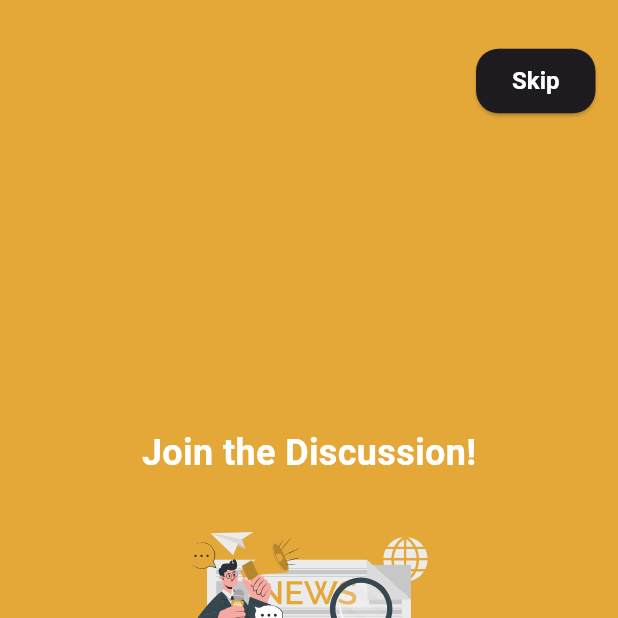
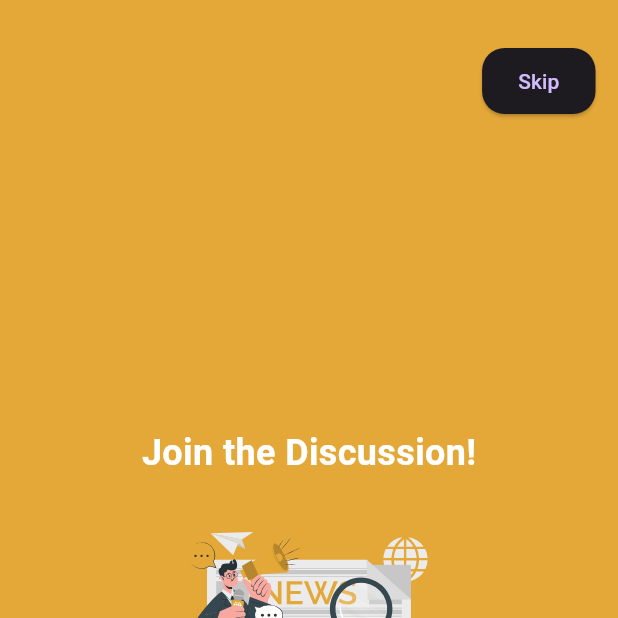
Before and after one commit to codeWizardzz/Mobile-App, a Flutter app: the screen it shows after launch, on a phone screen of 412 x 824 dp, the top half of it. Run offline on Flutter 3.47's test engine with Material 3 defaults, Android fonts, the phone set to English and light mode, and no system bars; drawn by our look-alikes of smooth_page_indicator; our stand-ins replace cloud_firestore, dotted_border, firebase_auth, firebase_core, firebase_storage, flutter_riverpod and 5 more; missing offline and left inert: any_link_preview; accounts and stored records are empty; statements that could not run were skipped.

Commit message:
code refactoring

```diff
--- a/lib/features/auth/screens/onboarding.dart
+++ b/lib/features/auth/screens/onboarding.dart
@@ -84,17 +84,12 @@ class _OnboardingScreenState extends State<OnboardingScreen> {
               Routemaster.of(context).push('/login');
             },
             style: ElevatedButton.styleFrom(
-          foregroundColor: Colors.white,
               padding: EdgeInsets.symmetric(vertical: 12, horizontal: 24),
               shape: RoundedRectangleBorder(
                 borderRadius: BorderRadius.circular(15),
               ),
-          textStyle: TextStyle(
-            fontSize: 16,
-            fontWeight: FontWeight.bold,
             ),
-        ),
-        child: Text('Skip'),
+            child: const Text('Skip'),
           ),
         ),
         Positioned(
@@ -106,10 +101,10 @@ class _OnboardingScreenState extends State<OnboardingScreen> {
             child: SmoothPageIndicator(
               controller: _controller,
               count: 5,
-          effect: WormEffect(activeDotColor: Colors.white,
+              effect: WormEffect(
+                activeDotColor: Colors.white,
                 dotColor: const Color.fromARGB(255, 0, 0, 0),
               ),
-
             ),
           ),
         ),
--- a/lib/router.dart
+++ b/lib/router.dart
@@ -14,9 +14,7 @@ import 'package:gazeta/features/user_profile/screens/edit_profile_screen.dart';
 import 'package:gazeta/features/user_profile/screens/user_profile_screen.dart';
 import 'package:routemaster/routemaster.dart';
 
-// final loggedOutRoute = RouteMap(routes: {
-//   '/': (_) => const MaterialPage(child: LoginScreen()),
-// });
+
 final loggedOutRoute = RouteMap(routes: {
   '/': (_) => const MaterialPage(child: onboarding()),
   '/login': (_) => const MaterialPage(child: LoginScreen()),
```
Lines whose indentation alone changed are shown as unchanged.
